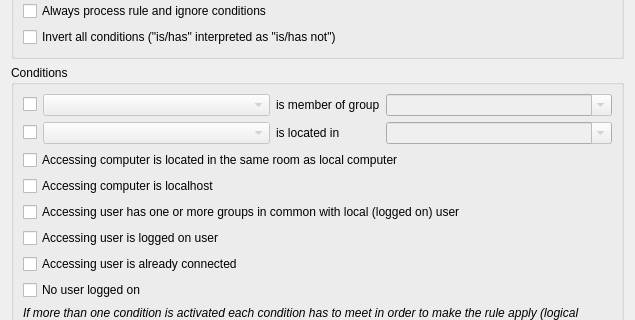
The window that configurator/src/AccessControlRuleEditDialog.ui (veyon/veyon) describes before a commit, drawn with Qt 5; both pictures show x 0 to 635 and y 95 to 415 of the 635 by 547 pixel window.
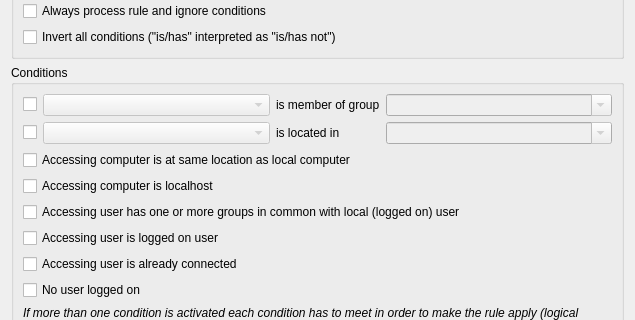
The same window after the commit.

Commit message: AccessControl: further improve location handling

Diff of the .ui file:
```diff
--- a/configurator/src/AccessControlRuleEditDialog.ui
+++ b/configurator/src/AccessControlRuleEditDialog.ui
@@ -124,7 +124,7 @@
          </sizepolicy>
         </property>
         <property name="text">
-         <string>Accessing computer is located in the same room as local computer</string>
+         <string>Accessing computer is at same location as local computer</string>
         </property>
        </widget>
       </item>
```
Left out of the diff: 14 changed lines with no effect on the pictures. The commit also changes 4 other files.
